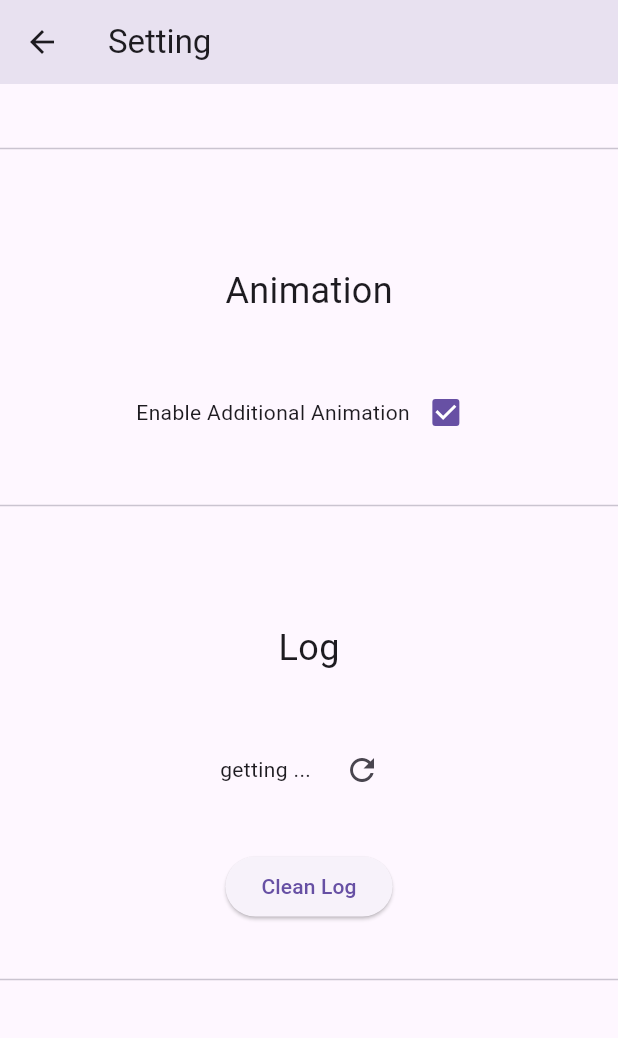
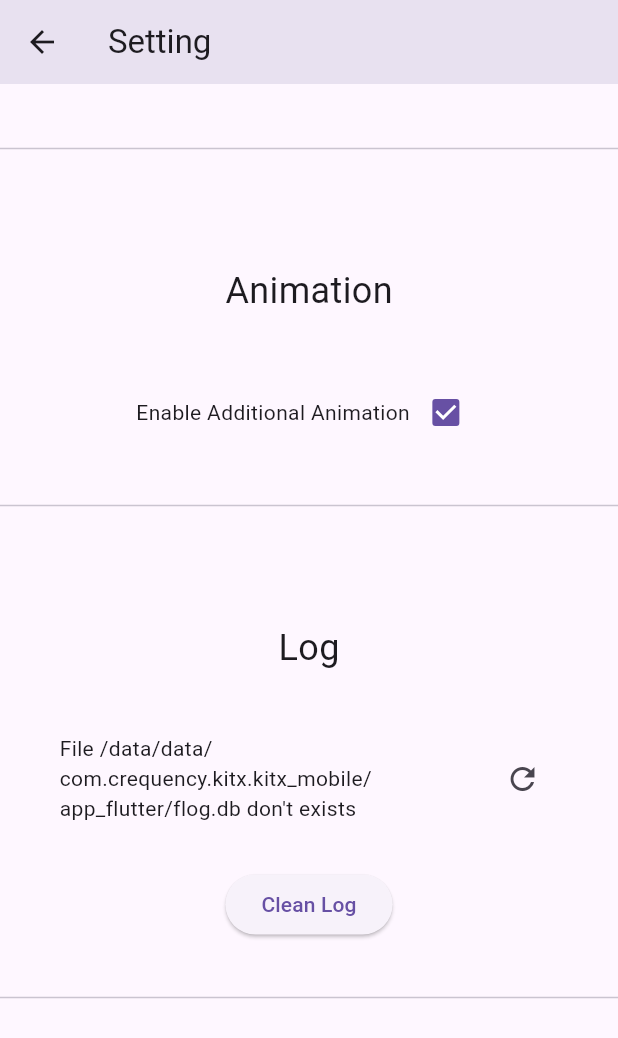
Before and after one commit to Crequency/KitX-Mobile, a Flutter app: the SettingsPage screen opened by its route, scrolled down 573 dp, on a phone screen of 412 x 824 dp. Shown: the top 1038 px of the screen. Run offline on Flutter 3.47's test engine with Material 2 defaults, Android fonts, the phone set to English and light mode, and no system bars; our stand-ins replace built_collection, built_value, community_material_icon, device_info_plus, flutter_blue_plus, get and 4 more; missing offline and left inert: f_logs, mac_address, network_info_plus; accounts and stored records are empty.

Commit message:
💾 Feat: When log file don't exist, show tip.

```diff
--- a/kitx_mobile/lib/pages/settings_page.dart
+++ b/kitx_mobile/lib/pages/settings_page.dart
@@ -32,6 +32,8 @@ class _SettingsPageState extends State<SettingsPage> {
     var file = File(logFilePath);
     if (file.existsSync()) {
       logFileSizeString.value = convert2string(file.lengthSync());
+    } else {
+      logFileSizeString.value = 'File $logFilePath don\'t exists';
     }
   }
 
@@ -193,7 +195,10 @@ class _SettingsPageState extends State<SettingsPage> {
           Row(
             mainAxisAlignment: MainAxisAlignment.center,
             children: [
-              Obx(() => Text(logFileSizeString.value)),
+              Container(
+                width: MediaQuery.of(context).size.width / 3 * 2,
+                child: Obx(() => Text(logFileSizeString.value)),
+              ),
               SizedBox(width: 10),
               IconButton(
                 onPressed: updateLogFileSizeString,
```
